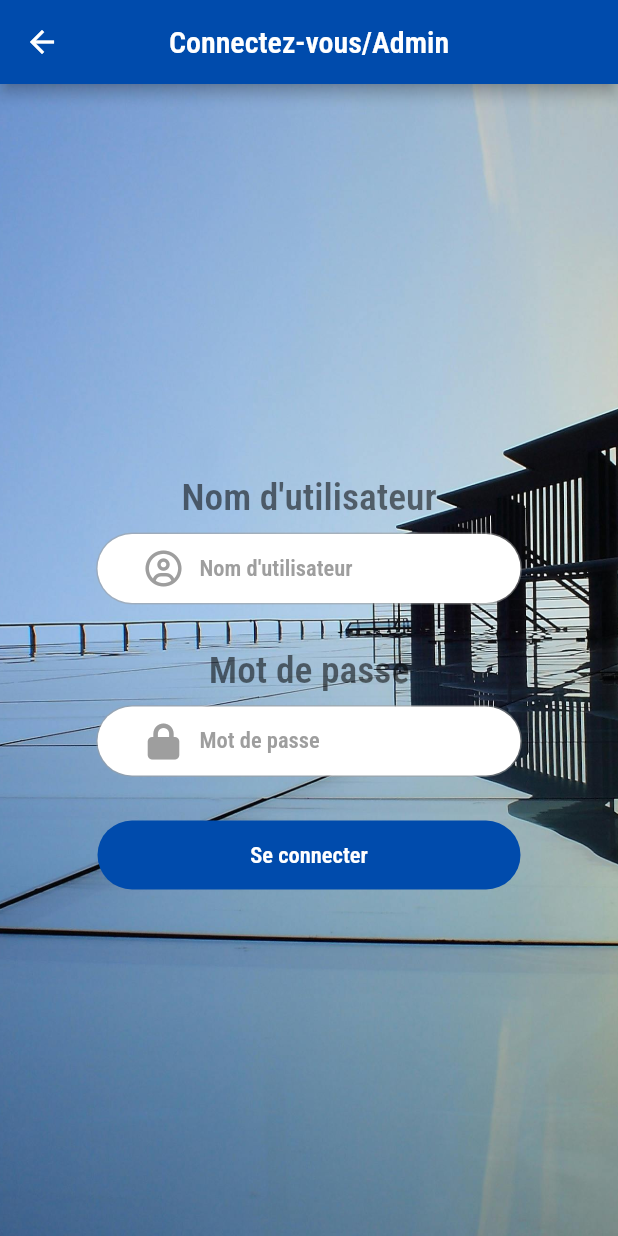
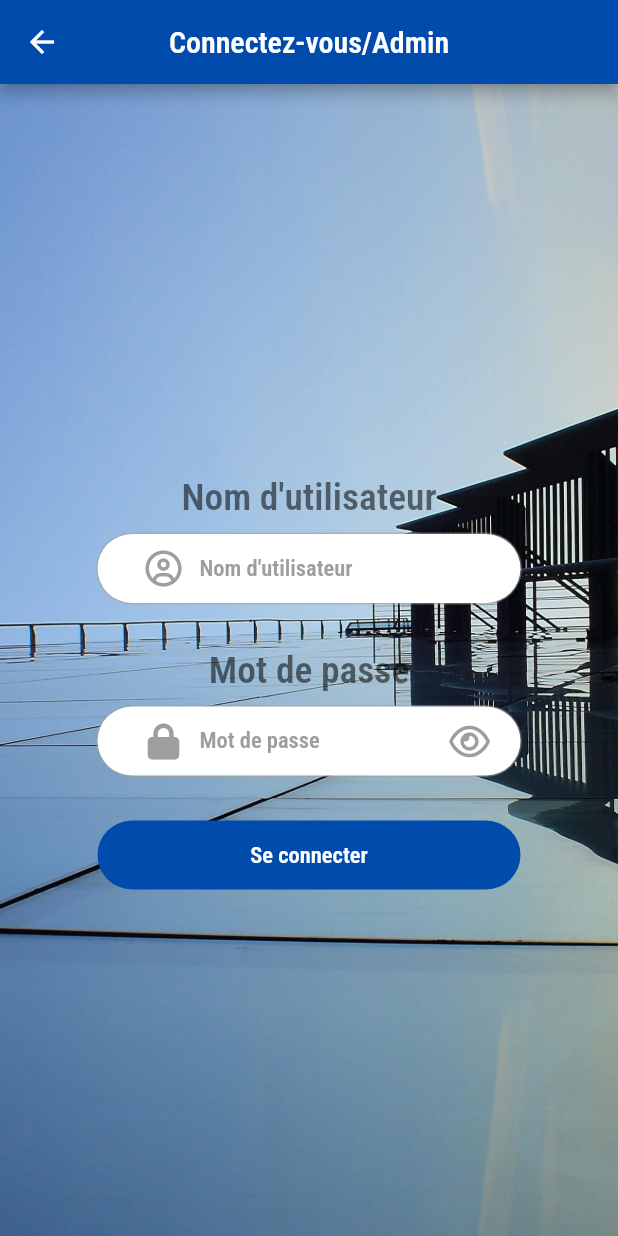
Before and after one commit to quantdev01/packet-management, a Flutter app: the screen it shows after launch, after a tap on "Administrateur", on a phone screen of 412 x 824 dp. Run offline on Flutter 3.47's test engine with Material 3 defaults, Android fonts, the light colour scheme and no system bars; our stand-ins replace cloud_firestore, firebase_core, font_awesome_flutter, pdf, printing, shimmer; accounts and stored records are empty.

Commit message:
fixed the issue of centering all widget while searching for a packet

```diff
--- a/lib/screens/admin_login_mobile.dart
+++ b/lib/screens/admin_login_mobile.dart
@@ -4,13 +4,94 @@ import 'package:entree_sortie/widgets/widgets.dart';
 import 'package:flutter/material.dart';
 import 'package:font_awesome_flutter/font_awesome_flutter.dart';
 
-class AdminLoginMobile extends StatelessWidget {
+class AdminLoginMobile extends StatefulWidget {
   const AdminLoginMobile({super.key});
 
   @override
+  State<AdminLoginMobile> createState() => _AdminLoginMobileState();
+}
+
+class _AdminLoginMobileState extends State<AdminLoginMobile> {
+  TextEditingController controllerUsername = TextEditingController();
+  TextEditingController controllerPassword = TextEditingController();
+  bool isPassword = true;
+
+  Widget myTextFieldPassword({
+    required String hintText,
+    required IconData icon,
+    required double height,
+    required double width,
+    required double textSize,
+    required TextEditingController controller,
+  }) =>
+      Column(
+        children: [
+          Text(
+            hintText,
+            style: const TextStyle(
+              fontSize: 25,
+              color: Colors.black54,
+            ),
+          ),
+          const SizedBox(height: 10),
+          Container(
+            height: height,
+            width: width,
+            decoration: BoxDecoration(
+              color: Colors.white,
+              borderRadius: BorderRadius.circular(50),
+              boxShadow: const [
+                BoxShadow(
+                  color: Colors.grey,
+                  spreadRadius: 1,
+                  blurRadius: 5,
+                  blurStyle: BlurStyle.inner,
+                )
+              ],
+            ),
+            child: Center(
+              child: Padding(
+                padding: const EdgeInsets.only(left: 20),
+                child: TextField(
+                  controller: controller,
+                  obscureText: isPassword,
+                  cursorColor: Colors.grey,
+                  decoration: InputDecoration(
+                    prefixIcon: Icon(icon),
+                    prefixIconColor: Colors.grey,
+                    hintText: hintText,
+                    hintStyle: TextStyle(
+                      color: Colors.grey,
+                      fontSize: textSize,
+                    ),
+                    border: InputBorder.none,
+                    suffixIcon: Padding(
+                      padding: const EdgeInsets.only(right: 20),
+                      child: GestureDetector(
+                        child: Icon(
+                          isPassword
+                              ? FontAwesomeIcons.eye
+                              : FontAwesomeIcons.eyeSlash,
+                          color: Colors.grey,
+                        ),
+                        onTap: () {
+                          setState(() {
+                            isPassword = !isPassword;
+                            controllerPassword.text = controllerPassword.text;
+                          });
+                        },
+                      ),
+                    ),
+                  ),
+                ),
+              ),
+            ),
+          ),
+        ],
+      );
+
+  @override
   Widget build(BuildContext context) {
-    TextEditingController controllerUsername = TextEditingController();
-    TextEditingController controllerPassword = TextEditingController();
     return Scaffold(
       appBar: AppBar(
         centerTitle: true,
@@ -49,16 +130,25 @@ class AdminLoginMobile extends StatelessWidget {
                     controller: controllerUsername,
                   ),
                   const SizedBox(height: 30),
-                  myTextField(
-                    hintText: 'Mot de passe',
-                    icon: FontAwesomeIcons.lock,
-                    isPassword: true,
+                  // myTextField(
+                  //   hintText: 'Mot de passe',
+                  //   icon: FontAwesomeIcons.lock,
+                  //   isPassword: true,
+                  //   height: kBoxHeightMobile,
+                  //   width: kBoxWidhtMobile,
+                  //   textSize: kSizeTextBoxMobile,
+                  //   controller: controllerPassword,
+                  // ),
+
+                  myTextFieldPassword(
+                    controller: controllerPassword,
                     height: kBoxHeightMobile,
                     width: kBoxWidhtMobile,
                     textSize: kSizeTextBoxMobile,
-                    controller: controllerPassword,
+                    icon: FontAwesomeIcons.lock,
+                    hintText: 'Mot de passe',
                   ),
-                  const SizedBox(height: 30),
+                  SizedBox(height: 30),
                   GestureDetector(
                     onTap: () {
                       if (controllerUsername.text == 'admin' &&
--- a/lib/screens/home_mobile.dart
+++ b/lib/screens/home_mobile.dart
@@ -1,5 +1,4 @@
 import 'package:entree_sortie/screens/admin_login_mobile.dart';
-import 'package:entree_sortie/screens/user_login.dart';
 import 'package:entree_sortie/utils/constant.dart';
 import 'package:entree_sortie/widgets/widgets.dart';
 import 'package:flutter/material.dart';
@@ -34,24 +33,24 @@ class HomeMobile extends StatelessWidget {
                 mainAxisAlignment: MainAxisAlignment.center,
                 children: [
                   const SizedBox(height: 30),
-                  GestureDetector(
-                    onTap: () {
-                      Navigator.push(
-                        context,
-                        MaterialPageRoute(
-                          builder: (context) => const UserLogin(),
-                        ),
-                      );
-                    },
-                    child: myButton(
-                      buttonColor: kBlueColor,
-                      textColor: kWhiteColor,
-                      text: 'Utilisateur',
-                      height: kBoxHeightMobile,
-                      width: kBoxWidhtMobile,
-                      textSize: kSizeTextBoxMobile,
-                    ),
-                  ),
+                  // GestureDetector(
+                  //   onTap: () {
+                  //     Navigator.push(
+                  //       context,
+                  //       MaterialPageRoute(
+                  //         builder: (context) => const UserLogin(),
+                  //       ),
+                  //     );
+                  //   },
+                  //   child: myButton(
+                  //     buttonColor: kBlueColor,
+                  //     textColor: kWhiteColor,
+                  //     text: 'Utilisateur',
+                  //     height: kBoxHeightMobile,
+                  //     width: kBoxWidhtMobile,
+                  //     textSize: kSizeTextBoxMobile,
+                  //   ),
+                  // ),
                   const SizedBox(height: 30),
                   GestureDetector(
                     onTap: () {
@@ -62,8 +61,8 @@ class HomeMobile extends StatelessWidget {
                       );
                     },
                     child: myButton(
-                      buttonColor: kWhiteColor,
-                      textColor: Colors.black,
+                      buttonColor: kBlueColor,
+                      textColor: Colors.white,
                       text: 'Administrateur',
                       height: kBoxHeightMobile,
                       width: kBoxWidhtMobile,
--- a/lib/screens/register_packet.dart
+++ b/lib/screens/register_packet.dart
@@ -97,7 +97,7 @@ class _RegisterPacketState extends State<RegisterPacket> {
                 }
                 ScaffoldMessenger.of(context).showSnackBar(
                   const SnackBar(
-                    content: Text('Les champs ne peuvent pas rester vide'),
+                    content: Text('Connexion reussi'),
                     backgroundColor: Colors.green, // Warning color
                     duration: Duration(seconds: 3), // Duration of SnackBar
                   ),
--- a/lib/screens/search_packet.dart
+++ b/lib/screens/search_packet.dart
@@ -19,11 +19,7 @@ class _SearchPacketState extends State<SearchPacket> {
   @override
   Widget build(BuildContext context) {
     return Scaffold(
-      body: Center(
-        //TODO Find a way of making the search to work without
-        //TODO rebuilding all the screen
-        //* alerts
-        child: SingleChildScrollView(
+      body: SingleChildScrollView(
         child: Column(
           mainAxisAlignment: MainAxisAlignment.center,
           children: [
@@ -43,8 +39,7 @@ class _SearchPacketState extends State<SearchPacket> {
                       onTap: () {
                         Navigator.pushReplacement(
                           context,
-                            MaterialPageRoute(
-                                builder: (context) => UserLogin()),
+                          MaterialPageRoute(builder: (context) => UserLogin()),
                         );
                       },
                       child: backToMenuButton(context)),
@@ -146,8 +141,7 @@ class _SearchPacketState extends State<SearchPacket> {
                 final filteredClients = clients.where((doc) {
                   final data = doc.data() as Map<String, dynamic>;
                   final name = data['name'].toString().toLowerCase();
-                    final ltaNumber =
-                        data['lta_number'].toString().toLowerCase();
+                  final ltaNumber = data['lta_number'].toString().toLowerCase();
                   return name.contains(searchQuery) ||
                       ltaNumber.contains(searchQuery);
                 }).toList();
@@ -260,12 +254,15 @@ class _SearchPacketState extends State<SearchPacket> {
                               )
                             ],
                           ),
-                            subtitle: Text(
+                          subtitle: Padding(
+                            padding: const EdgeInsets.only(left: 8),
+                            child: Text(
                               '${clientData['total_to_pay']}\$',
                               maxLines: 1,
                               style: TextStyle(
                                 fontSize: 18,
                                 color: kBlueColor,
+                              ),
                             ),
                           ),
                           onTap: () => _showProductsDialog(context, clientId),
@@ -277,7 +274,6 @@ class _SearchPacketState extends State<SearchPacket> {
               },
             )
           ],
-          ),
         ),
       ),
     );
--- a/lib/screens/search_packet_mobile.dart
+++ b/lib/screens/search_packet_mobile.dart
@@ -20,7 +20,6 @@ class _SearchPacketMobileState extends State<SearchPacketMobile> {
   Widget build(BuildContext context) {
     return Scaffold(
       body: SingleChildScrollView(
-        child: Center(
         child: Column(
           mainAxisAlignment: MainAxisAlignment.center,
           children: [
@@ -75,15 +74,17 @@ class _SearchPacketMobileState extends State<SearchPacketMobile> {
             ),
             const SizedBox(height: kSizedBoxHeight),
             Container(
-                height: 50,
               color: kBlueColor,
               child: Padding(
-                  padding: const EdgeInsets.symmetric(horizontal: 20),
-                  child: Row(
-                    mainAxisAlignment: MainAxisAlignment.spaceBetween,
+                padding: const EdgeInsets.symmetric(
+                  vertical: 20,
+                ),
+                child: Table(
+                  children: [
+                    TableRow(
                       children: [
                         TableCell(
-                        verticalAlignment: TableCellVerticalAlignment.middle,
+                          verticalAlignment: TableCellVerticalAlignment.top,
                           child: Text(
                             'Infos Client',
                             style: kTextStyleTableTitleMobile,
@@ -112,6 +113,8 @@ class _SearchPacketMobileState extends State<SearchPacketMobile> {
                         ),
                       ],
                     ),
+                  ],
+                ),
               ),
             ),
             StreamBuilder<QuerySnapshot>(
@@ -134,8 +137,7 @@ class _SearchPacketMobileState extends State<SearchPacketMobile> {
                 final filteredClients = clients.where((doc) {
                   final data = doc.data() as Map<String, dynamic>;
                   final name = data['name'].toString().toLowerCase();
-                    final ltaNumber =
-                        data['lta_number'].toString().toLowerCase();
+                  final ltaNumber = data['lta_number'].toString().toLowerCase();
                   return name.contains(searchQuery) ||
                       ltaNumber.contains(searchQuery);
                 }).toList();
@@ -230,7 +232,6 @@ class _SearchPacketMobileState extends State<SearchPacketMobile> {
               },
             ),
           ],
-          ),
         ),
       ),
     );
```
Lines whose indentation alone changed are shown as unchanged.
